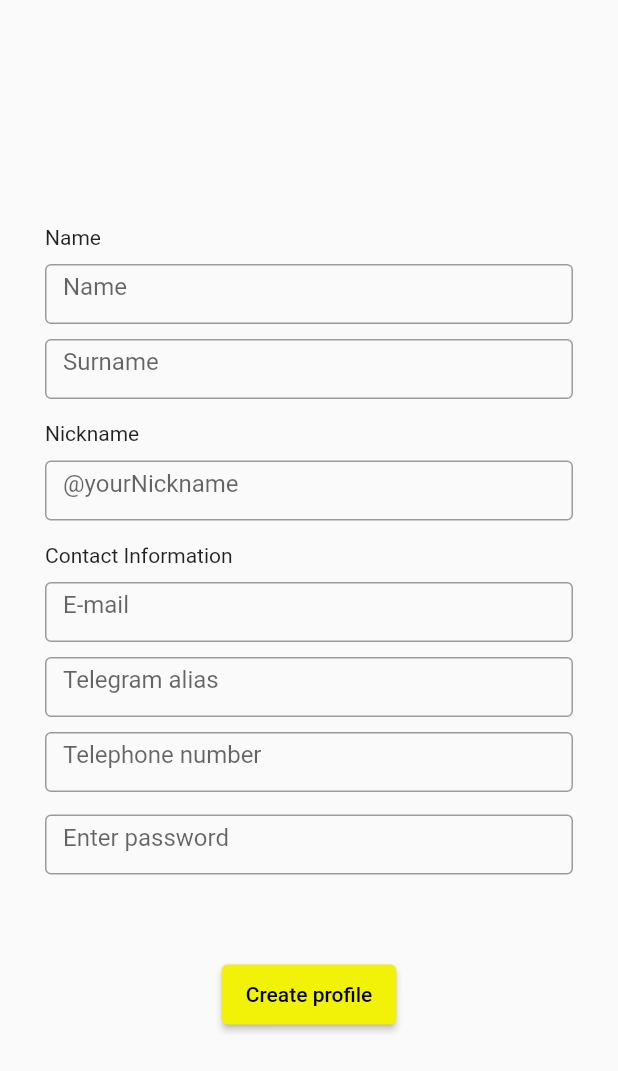
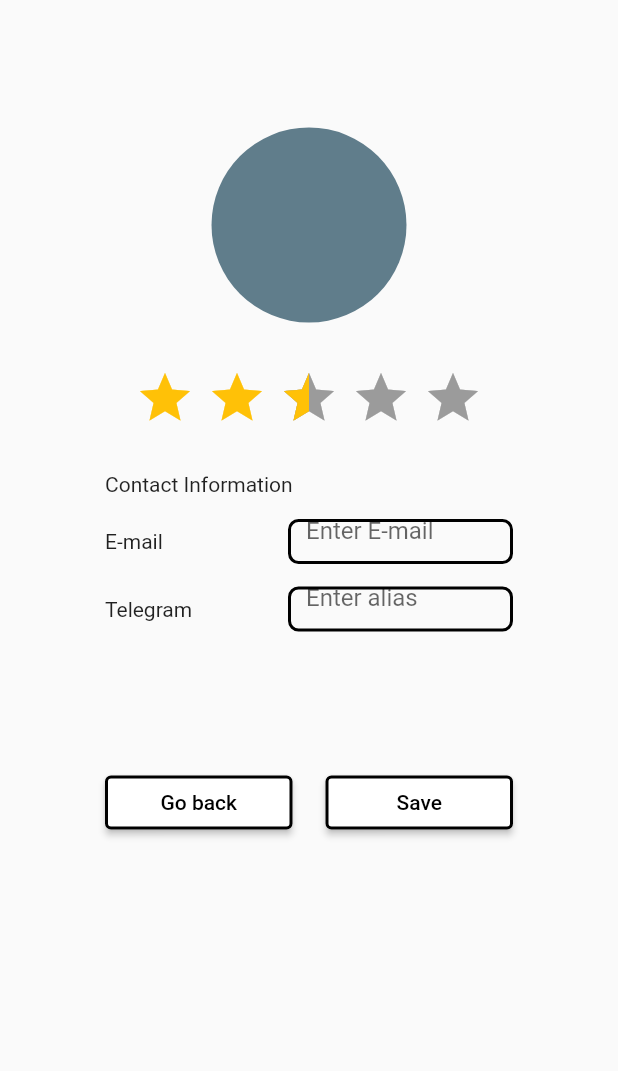
Before and after one commit to InnoSWP/BS21-05-InnoCart, a Flutter app: the screen it shows after launch, on a phone screen of 412 x 824 dp. Shown: the top 1071 px of the screen. Run offline on Flutter 3.47's test engine with Material 2 defaults, Android fonts, the phone set to English and light mode, and no system bars; drawn by our look-alikes of flutter_rating_bar.

Commit message:
added profile page screen, profile change screen, order creating screen

```diff
--- a/lib/main.dart
+++ b/lib/main.dart
@@ -1,5 +1,9 @@
 import 'package:flutter/material.dart';
-import 'package:bs21_05_innocart/registration_screen.dart';
+import 'registration_screen.dart';
+import 'hello_screen.dart';
+import 'profile_screen.dart';
+import 'creating_order_screen.dart';
+import 'profile_change_screen.dart';
 void main() {
   runApp(const MyApp());
 }
@@ -28,6 +32,6 @@ class baseScreen extends StatefulWidget {
 class _baseScreenState extends State<baseScreen> {
   @override
   Widget build(BuildContext context) {
-    return regScreen();
+    return ProfileChangePage();
   }
 }
--- /dev/null
+++ b/lib/profile_change_screen.dart
@@ -0,0 +1,156 @@
+import 'package:flutter/material.dart';
+import 'package:flutter_rating_bar/flutter_rating_bar.dart';
+
+class ProfileChangePage extends StatelessWidget {
+  const ProfileChangePage({Key? key}) : super(key: key);
+
+  @override
+  Widget build(BuildContext context) {
+    return Material(
+      child: Padding(
+        padding: EdgeInsets.symmetric(horizontal: 70),
+        child: Column(
+          children: [
+            SizedBox(
+              height: 70,
+            ),
+            Container(
+              width: 130,
+              height: 160,
+              decoration:
+                  BoxDecoration(shape: BoxShape.circle, color: Colors.blueGrey),
+            ),
+            SizedBox(
+              height: 15,
+            ),
+            RatingBar.builder(
+              initialRating: 2.5,
+              minRating: 1,
+              direction: Axis.horizontal,
+              allowHalfRating: true,
+              itemCount: 5,
+              itemPadding: EdgeInsets.symmetric(horizontal: 4.0),
+              itemBuilder: (context, _) => Icon(
+                Icons.star,
+                color: Colors.amber,
+              ),
+              onRatingUpdate: (rating) {
+                print(rating);
+              },
+            ),
+            SizedBox(height: 30),
+            Column(
+              crossAxisAlignment: CrossAxisAlignment.start,
+              children: [
+                Text('Contact Information'),
+                SizedBox(
+                  height: 15,
+                ),
+                Row(
+                  mainAxisAlignment: MainAxisAlignment.spaceBetween,
+                  children: [
+                    Text('E-mail'),
+                    SizedBox(
+                      width: 150,
+                      height: 30,
+                      child: TextField(
+                        onChanged: (text) {
+                          print('First text field: $text');
+                        },
+                        decoration: InputDecoration(
+                          border: OutlineInputBorder(
+                            borderRadius:
+                                BorderRadius.all(Radius.circular(7.0)),
+                            borderSide: const BorderSide(
+                                color: Colors.black, width: 2.0),
+                          ),
+                          enabledBorder: const OutlineInputBorder(
+                            borderSide: const BorderSide(
+                                color: Colors.black, width: 2.0),
+                            borderRadius:
+                                const BorderRadius.all(Radius.circular(7.0)),
+                          ),
+                          hintText: 'Enter E-mail',
+                        ),
+                      ),
+                    ),
+                  ],
+                ),
+                SizedBox(
+                  height: 15,
+                ),
+                Row(
+                  mainAxisAlignment: MainAxisAlignment.spaceBetween,
+                  children: [
+                    Text('Telegram'),
+                    SizedBox(
+                      width: 150,
+                      height: 30,
+                      child: TextField(
+                        onChanged: (text) {
+                          print('First text field: $text');
+                        },
+                        decoration: InputDecoration(
+                          border: OutlineInputBorder(
+                            borderRadius:
+                                BorderRadius.all(Radius.circular(7.0)),
+                            borderSide: const BorderSide(
+                                color: Colors.black, width: 2.0),
+                          ),
+                          enabledBorder: const OutlineInputBorder(
+                            borderSide: const BorderSide(
+                                color: Colors.black, width: 2.0),
+                            borderRadius:
+                                const BorderRadius.all(Radius.circular(7.0)),
+                          ),
+                          hintText: 'Enter alias',
+                        ),
+                      ),
+                    ),
+                  ],
+                ),
+                SizedBox(
+                  height: 60,
+                ),
+                SizedBox(
+                  height: 30,
+                ),
+                Row(
+                  mainAxisAlignment: MainAxisAlignment.spaceBetween,
+                  children: [
+                    SizedBox(
+                      width: 125,
+                      child: ElevatedButton(
+                        style: ElevatedButton.styleFrom(
+                            primary: Colors.white,
+                            side: BorderSide(width: 2.0, color: Colors.black)),
+                        onPressed: () {},
+                        child: Text(
+                          'Go back',
+                          style: TextStyle(color: Colors.black),
+                        ),
+                      ),
+                    ),
+                    SizedBox(
+                      width: 125,
+                      child: ElevatedButton(
+                        style: ElevatedButton.styleFrom(
+                            primary: Colors.white,
+                            side: BorderSide(width: 2.0, color: Colors.black)),
+                        onPressed: () {},
+                        child: Text(
+                          'Save',
+                          style: TextStyle(color: Colors.black),
+                        ),
+                      ),
+                    )
+                  ],
+                )
+              ],
+            ),
+          ],
+        ),
+      ),
+    );
+  }
+}
--- a/pubspec.yaml
+++ b/pubspec.yaml
@@ -29,7 +29,7 @@ environment:
 dependencies:
   flutter:
     sdk: flutter
-
+  flutter_rating_bar: ^4.0.1
 
   # The following adds the Cupertino Icons font to your application.
   # Use with the CupertinoIcons class for iOS style icons.
```
Also changed, not shown: lib/creating_order_screen.dart (added, +279 -0 lines), lib/hello_screen.dart (added, +36 -0 lines), lib/profile_screen.dart (added, +83 -0 lines), pubspec.lock.
